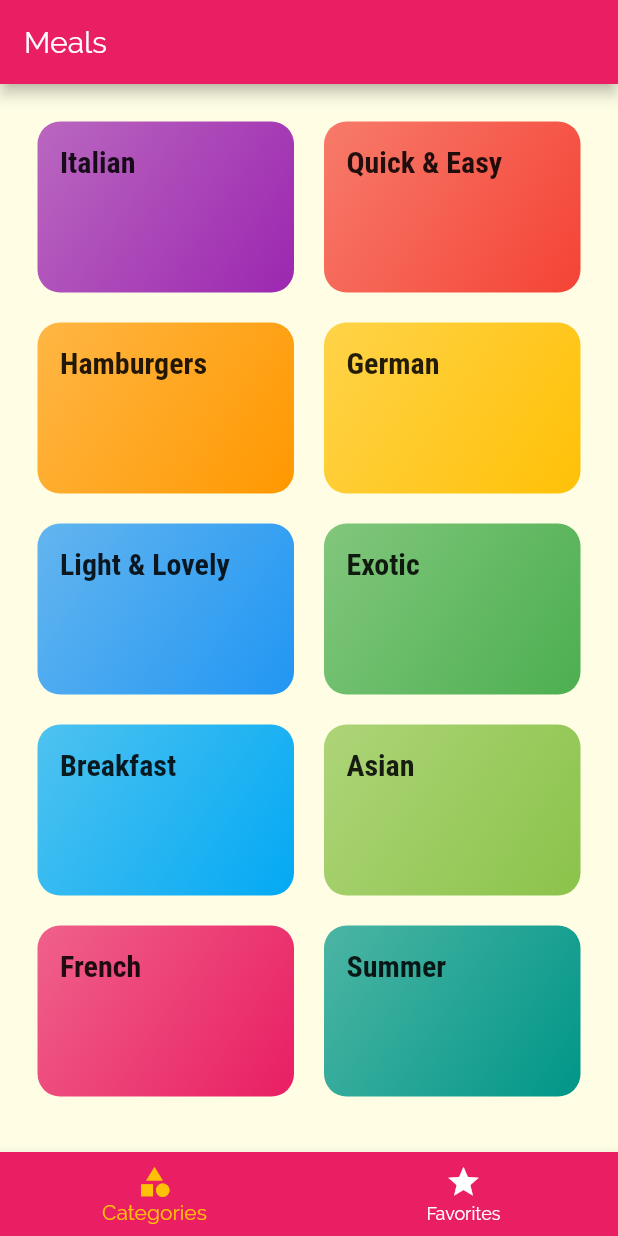
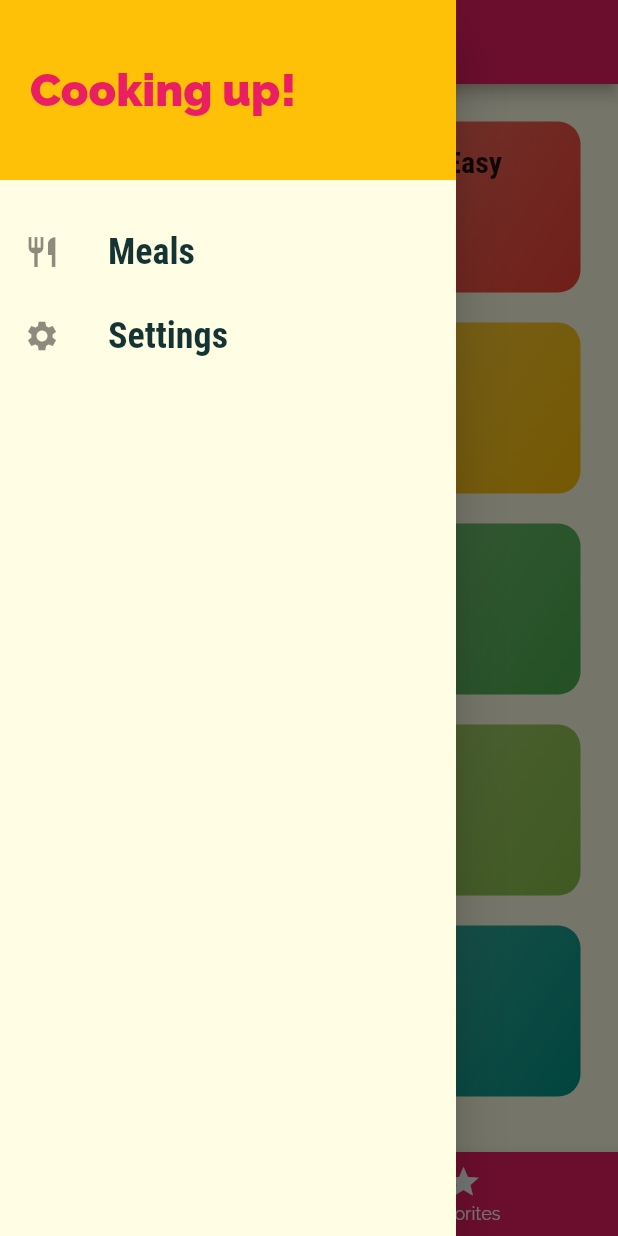
Before and after one commit to klcantrell/dart-trip, a Flutter app: the screen it shows after launch, with the side drawer open (before the commit the screen has no drawer), on a phone screen of 412 x 824 dp. Run offline on Flutter 3.47's test engine with Material 2 defaults, Android fonts, the phone set to English and light mode, and no system bars; our stand-ins replace freezed_annotation; generated files the repository leaves out were written again.

Commit message:
max-flutter/meals: Add drawer

```diff
--- a/max-flutter/meals/lib/main.dart
+++ b/max-flutter/meals/lib/main.dart
@@ -1,4 +1,5 @@
 import 'package:flutter/material.dart';
+import 'package:meals/screens/settings_screen.dart';
 import 'package:meals/screens/tabs_screen.dart';
 
 import './screens/categories_meals_screen.dart';
@@ -38,6 +39,7 @@ class MyApp extends StatelessWidget {
         '/': (_) => TabsScreen(),
         CategoriesMealsScreens.routeName: (_) => CategoriesMealsScreens(),
         MealDetailScreen.routeName: (_) => MealDetailScreen(),
+        SettingsScreen.routeName: (_) => SettingsScreen(),
       },
       onUnknownRoute: (_) =>
           MaterialPageRoute(builder: (_) => CategoriesScreen()),
--- /dev/null
+++ b/max-flutter/meals/lib/screens/settings_screen.dart
@@ -0,0 +1,20 @@
+import 'package:flutter/material.dart';
+
+import '../widgets/main_drawer.dart';
+
+class SettingsScreen extends StatelessWidget {
+  static const routeName = '/settings';
+
+  @override
+  Widget build(BuildContext context) {
+    return Scaffold(
+      appBar: AppBar(
+        title: Text('Settings'),
+      ),
+      drawer: MainDrawer(),
+      body: Center(
+        child: Text('Settings'),
+      ),
+    );
+  }
+}
--- a/max-flutter/meals/lib/screens/tabs_screen.dart
+++ b/max-flutter/meals/lib/screens/tabs_screen.dart
@@ -1,4 +1,5 @@
 import 'package:flutter/material.dart';
+import '../widgets/main_drawer.dart';
 
 import './categories_screen.dart';
 import './favorites_screen.dart';
@@ -9,9 +10,9 @@ class TabsScreen extends StatefulWidget {
 }
 
 class _TabsScreenState extends State<TabsScreen> {
-  final List<Widget> _pages = [
-    CategoriesScreen(),
-    FavoritesScreen(),
+  final List<_PageConfig> _pages = [
+    _PageConfig(page: CategoriesScreen(), title: 'Categories'),
+    _PageConfig(page: FavoritesScreen(), title: 'Favorites'),
   ];
   int _selectedPageIndex = 0;
 
@@ -27,7 +28,8 @@ class _TabsScreenState extends State<TabsScreen> {
       appBar: AppBar(
         title: Text('Meals'),
       ),
-      body: _pages[_selectedPageIndex],
+      drawer: MainDrawer(),
+      body: _pages[_selectedPageIndex].page,
       bottomNavigationBar: BottomNavigationBar(
         onTap: _selectPage,
         backgroundColor: Theme.of(context).primaryColor,
@@ -48,3 +50,10 @@ class _TabsScreenState extends State<TabsScreen> {
     );
   }
 }
+
+class _PageConfig {
+  final Widget page;
+  final String title;
+
+  _PageConfig({this.page, this.title});
+}
--- /dev/null
+++ b/max-flutter/meals/lib/widgets/main_drawer.dart
@@ -0,0 +1,54 @@
+import 'package:flutter/material.dart';
+
+import '../screens/settings_screen.dart';
+
+class MainDrawer extends StatelessWidget {
+  Widget buildListTile(
+      String titleText, IconData icon, void Function() tapHandler) {
+    return ListTile(
+      leading: Icon(icon),
+      title: Text(
+        titleText,
+        style: TextStyle(
+          fontFamily: 'RobotoCondensed',
+          fontSize: 24,
+          fontWeight: FontWeight.bold,
+        ),
+      ),
+      onTap: tapHandler,
+    );
+  }
+
+  @override
+  Widget build(BuildContext context) {
+    return Drawer(
+      child: Column(
+        children: [
+          Container(
+            height: 120,
+            width: double.infinity,
+            padding: EdgeInsets.all(20),
+            alignment: Alignment.centerLeft,
+            color: Theme.of(context).accentColor,
+            child: Text(
+              'Cooking up!',
+              style: TextStyle(
+                fontWeight: FontWeight.w900,
+                fontSize: 30,
+                color: Theme.of(context).primaryColor,
+              ),
+            ),
+          ),
+          SizedBox(height: 20),
+          buildListTile('Meals', Icons.restaurant, () {
+            Navigator.of(context).pushReplacementNamed('/');
+          }),
+          buildListTile('Settings', Icons.settings, () {
+            Navigator.of(context)
+                .pushReplacementNamed(SettingsScreen.routeName);
+          }),
+        ],
+      ),
+    );
+  }
+}
```
